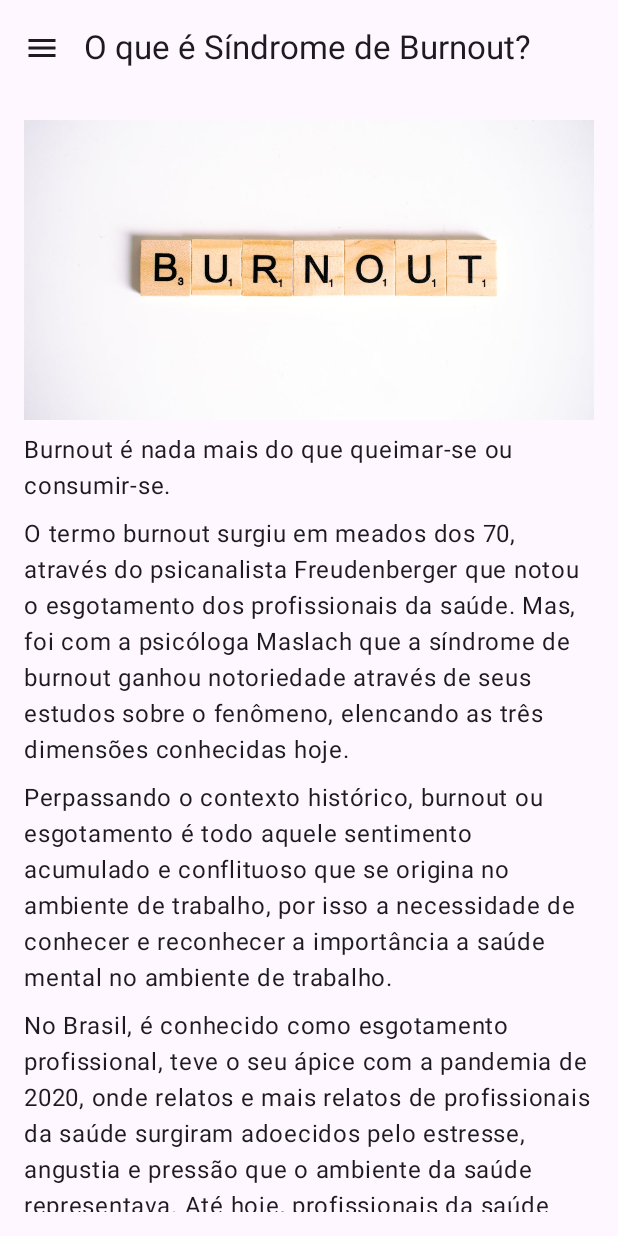
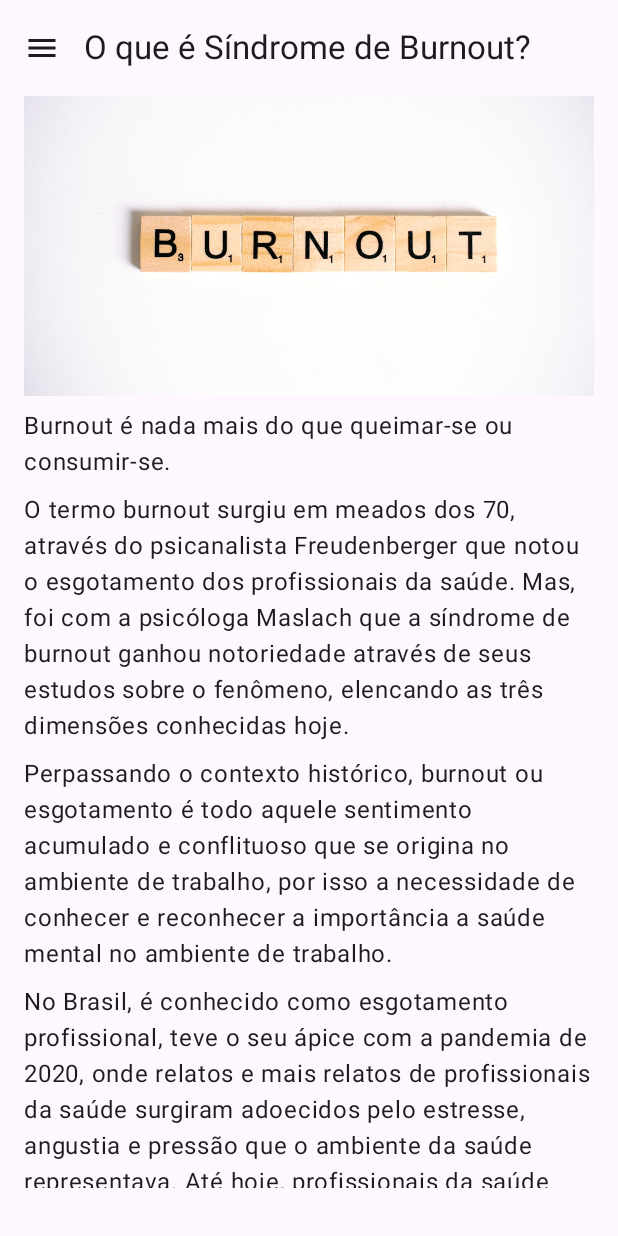
Before and after one commit to janssenbatista/enfburnout, an Android app built with Jetpack Compose: the screen it shows after launch (MainActivity), after a tap on "O que é?", on a phone screen of 412 x 824 dp. Run offline under Robolectric (Android 15) with nearby library versions, the phone set to English and light mode, and no system bars; our stand-ins replace Voyager.

Commit message:
feat: update WhatIsScreen paddings

```diff
--- a/app/src/main/java/dev/janssenbatista/enfburnout/features/whatis/WhatIsScreen.kt
+++ b/app/src/main/java/dev/janssenbatista/enfburnout/features/whatis/WhatIsScreen.kt
@@ -29,7 +29,8 @@ object WhatIsScreen : Screen {
     override fun Content() {
         Column(
             Modifier
-                .padding(16.dp)
+                .padding(horizontal = 16.dp)
+                .padding(bottom = 32.dp)
                 .verticalScroll(rememberScrollState()),
             verticalArrangement = Arrangement.spacedBy(8.dp)
         ) {
```
